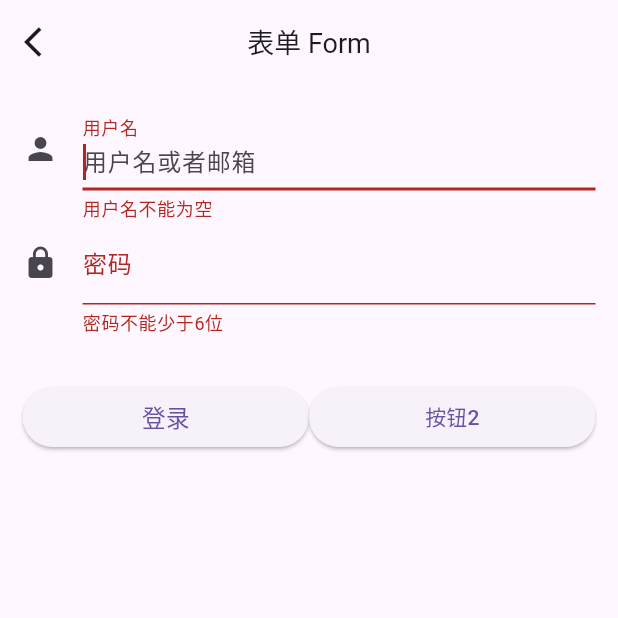
After one commit to jianronglu/ryan_widget, a Flutter app: the FormDemo screen opened by its route, after a tap on "登录", on a phone screen of 412 x 824 dp, the top half of it. The commit adds this screen. Run offline on Flutter 3.47's test engine with Material 3 defaults, Android fonts, the phone set to English and light mode, and no system bars.

Commit message:
TextField 和 Form

```diff
--- a/lib/base/base_page_state.dart
+++ b/lib/base/base_page_state.dart
@@ -14,7 +14,7 @@ abstract class BasePageState<T extends StatefulWidget> extends State<T>
     return true;
   }
 
-  Widget createBackBtn() {
+  Widget _createBackBtn() {
     return IconButton(
         onPressed: () {
           Navigator.pop(context);
@@ -30,14 +30,14 @@ abstract class BasePageState<T extends StatefulWidget> extends State<T>
     return const TextStyle(fontSize: 18);
   }
 
-  AppBar createAppBar() {
+  AppBar _createAppBar() {
     return AppBar(
       title: Text(
         getTitle(),
         style: getStyle(),
       ),
       centerTitle: true,
-      leading: showBackBtn() ? createBackBtn() : null,
+      leading: showBackBtn() ? _createBackBtn() : null,
     );
   }
 
@@ -49,7 +49,7 @@ abstract class BasePageState<T extends StatefulWidget> extends State<T>
   Widget build(BuildContext context) {
     print('${runtimeType}->build');
     return Scaffold(
-      appBar: showAppBar() ? createAppBar() : null,
+      appBar: showAppBar() ? _createAppBar() : null,
       body: createBody(context),
       bottomNavigationBar: createBottomNavigationBar(),
     );
--- a/lib/home/model/home_view_model.dart
+++ b/lib/home/model/home_view_model.dart
@@ -111,7 +111,8 @@ class HomeViewModel {
     SingleScrollModel('WidgetText', RouterUtil.routerWidgetText),
     SingleScrollModel('WidgetButton', RouterUtil.routerWidgetButton),
     SingleScrollModel('Checkbox & Switch', RouterUtil.routerCheckboxSwitch),
-    SingleScrollModel('TextField & Form', RouterUtil.routerTextField),
+    SingleScrollModel('TextField', RouterUtil.routerTextField),
+    SingleScrollModel('Form', RouterUtil.routerForm),
   ];
 
   static GridViewConfig getDefaultConfig(BuildContext context) {
--- a/lib/router/router.dart
+++ b/lib/router/router.dart
@@ -1,5 +1,6 @@
 import 'package:flutter/material.dart';
-import '../widget/chore/widget_text_field_form.dart';
+import '../widget/chore/widget_form.dart';
+import '../widget/chore/widget_text_field.dart';
 import '../root/main_tab_bar.dart';
 import '../market/market_page.dart';
 import '../trade/trade_page.dart';
@@ -17,6 +18,7 @@ class RouterUtil {
   static const String routerSingleScroll = '/singleScroll';
   static const String routerCheckboxSwitch = '/routerCheckboxSwitch';
   static const String routerTextField = '/textField';
+  static const String routerForm = '/routerForm';
 }
 
 Map<String, WidgetBuilder> getRouters(BuildContext context) {
@@ -29,5 +31,6 @@ Map<String, WidgetBuilder> getRouters(BuildContext context) {
     RouterUtil.routerSingleScroll: (context) => const WidgeKnowledge(),
     RouterUtil.routerCheckboxSwitch:(context) => const CheckboxSwitch(),
     RouterUtil.routerTextField:(context) => const TextFieldDemo(),
+    RouterUtil.routerForm:(context) => const FormDemo(),
   };
 }
--- /dev/null
+++ b/lib/widget/chore/widget_form.dart
@@ -0,0 +1,93 @@
+import 'package:flutter/material.dart';
+import '../../base/base_page_state.dart';
+
+class FormDemo extends StatefulWidget {
+  const FormDemo({Key? key}) : super(key: key);
+
+  @override
+  State<FormDemo> createState() => _FormDemoState();
+}
+
+class _FormDemoState extends BasePageState<FormDemo> {
+  TextEditingController _nameController = TextEditingController();
+  TextEditingController _pwdController = TextEditingController();
+  GlobalKey _formKey = GlobalKey<FormState>();
+
+  @override
+  String getTitle() {
+    return '表单 Form';
+  }
+
+  @override
+  Widget createBody(BuildContext context) {
+    return Container(
+      margin: EdgeInsets.all(15),
+      child: Form(
+        key: _formKey,
+        autovalidateMode: AutovalidateMode.onUserInteraction,
+        child: Column(
+          children: [
+            TextFormField(
+              autofocus: true,
+              controller: _nameController,
+              decoration: InputDecoration(
+                labelText: '用户名',
+                hintText: '用户名或者邮箱',
+                icon: Icon(Icons.person),
+              ),
+              validator: (v) {
+                return v!.trim().isNotEmpty ? null : '用户名不能为空';
+              },
+            ),
+            TextFormField(
+              controller: _pwdController,
+              decoration: InputDecoration(
+                labelText: '密码',
+                hintText: '您的登录密码',
+                icon: Icon(Icons.lock),
+              ),
+              obscureText: true,
+              validator: (v) {
+                return v!.trim().length > 5 ? null : '密码不能少于6位';
+              },
+            ),
+            Padding(
+              padding: const EdgeInsets.only(top: 30),
+              child: Row(
+                children: [
+                  Expanded(
+                      child: ElevatedButton(
+                    child: Text(
+                      '登录',
+                      style: TextStyle(fontSize: 16),
+                    ),
+                    onPressed: () {
+                      if ((_formKey.currentState as FormState).validate()) {
+                        print('验证通过');
+                      }
+                    },
+                  )),
+                  Expanded(
+                    // 通过Builder来获取ElevatedButton所在widget树的真正context(Element)
+                    child: Builder(
+                      builder: (context) {
+                        return ElevatedButton(
+                            onPressed: () {
+                              //由于本widget也是Form的子代widget，所以可以通过下面方式获取FormState
+                              if (Form.of(context).validate()) {
+                                print('验证通过2');
+                              }
+                            },
+                            child: Text('按钮2'));
+                      },
+                    ),
+                  ),
+                ],
+              ),
+            ),
+          ],
+        ),
+      ),
+    );
+  }
+}
--- a/lib/widget/chore/widget_text_field_form.dart
+++ b/lib/widget/chore/widget_text_field.dart
@@ -57,12 +57,18 @@ class _TextFieldDemoState extends BasePageState<TextFieldDemo> {
   }
 
   void keybordShow() {
+    if(!_nameFocusNode.hasFocus) {
       _nameFocusNode.requestFocus();
+    }
   }
 
   @override
   Widget createBody(BuildContext context) {
-    return Container(
+    return GestureDetector(
+      onTap: (){
+        keyboardHidden();
+      },
+      child: Container(
         margin: const EdgeInsets.all(15),
         child: Column(
           children: [
@@ -93,6 +99,7 @@ class _TextFieldDemoState extends BasePageState<TextFieldDemo> {
             ),
           ],
         ),
+      ),
     );
   }
 
```
Lines whose indentation alone changed are shown as unchanged.
